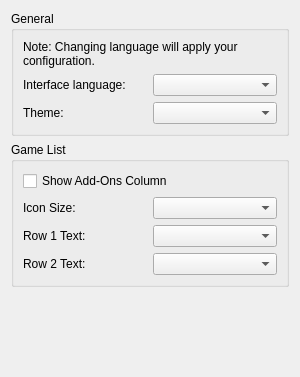
The window that src/yuzu/configuration/configure_ui.ui (rorrim-rorrim/eden-alt) describes before a commit, drawn with Qt 5.
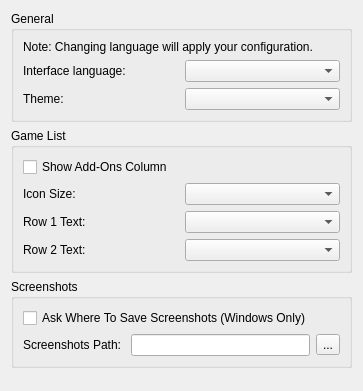
The same window after the commit.

Commit message:
configuration: Setup UI to config screenshot path and saving
This adds two options to the General -> UI tab. The first disables picking a place to save the file. The second chooses a default directory for saving screenshots.

```diff
--- a/src/yuzu/configuration/configure_ui.ui
+++ b/src/yuzu/configuration/configure_ui.ui
@@ -6,8 +6,8 @@
    <rect>
     <x>0</x>
     <y>0</y>
-    <width>300</width>
-    <height>377</height>
+    <width>363</width>
+    <height>391</height>
    </rect>
   </property>
   <property name="windowTitle">
@@ -127,6 +127,47 @@
      </layout>
     </widget>
    </item>
+   <item>
+    <widget class="QGroupBox" name="screenshots_GroupBox">
+     <property name="title">
+      <string>Screenshots</string>
+     </property>
+     <layout class="QVBoxLayout" name="verticalLayout_4">
+      <item>
+       <layout class="QVBoxLayout" name="verticalLayout_3">
+        <item>
+         <widget class="QCheckBox" name="enable_screenshot_save_as">
+          <property name="text">
+           <string>Ask Where To Save Screenshots (Windows Only)</string>
+          </property>
+         </widget>
+        </item>
+        <item>
+         <layout class="QHBoxLayout" name="horizontalLayout_4">
+          <item>
+           <widget class="QLabel" name="label">
+            <property name="text">
+             <string>Screenshots Path: </string>
+            </property>
+           </widget>
+          </item>
+          <item>
+           <widget class="QLineEdit" name="screenshot_path_edit"/>
+          </item>
+          <item>
+           <widget class="QToolButton" name="screenshot_path_button">
+            <property name="text">
+             <string>...</string>
+            </property>
+           </widget>
+          </item>
+         </layout>
+        </item>
+       </layout>
+      </item>
+     </layout>
+    </widget>
+   </item>
    <item>
     <spacer name="verticalSpacer">
      <property name="orientation">
```
The commit also changes 4 other files.
